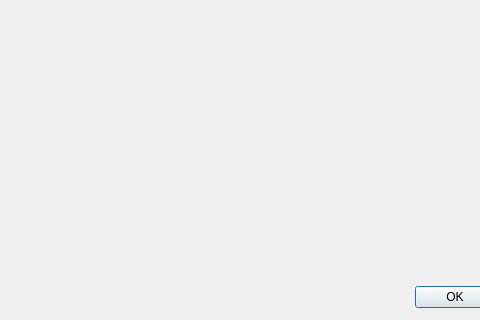
Before: the Qt Designer form src/settingsdialog.ui in jakub-murin/senior-qt, drawn with Qt 5; both pictures show x 0 to 480 and y 159 to 479 of the 590 by 479 pixel window.
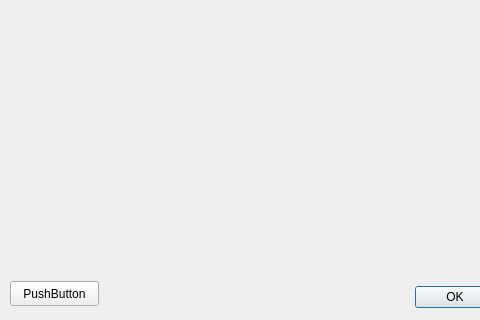
After: the same form once the commit is applied.

Diff of the .ui file:
```diff
--- a/src/settingsdialog.ui
+++ b/src/settingsdialog.ui
@@ -102,6 +102,19 @@
     </item>
    </layout>
   </widget>
+  <widget class="QPushButton" name="pushButton">
+   <property name="geometry">
+    <rect>
+     <x>10</x>
+     <y>440</y>
+     <width>89</width>
+     <height>25</height>
+    </rect>
+   </property>
+   <property name="text">
+    <string>PushButton</string>
+   </property>
+  </widget>
  </widget>
  <resources/>
  <connections>
```
